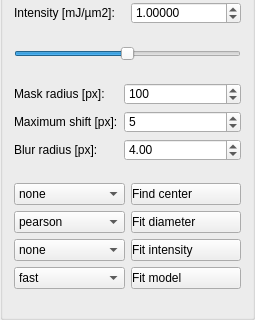
Above: ui/modelProperties.ui from FXIhub/owl before the change; both pictures show x 0 to 255 and y 173 to 493 of the 255 by 493 pixel window. Below: the same form after it.
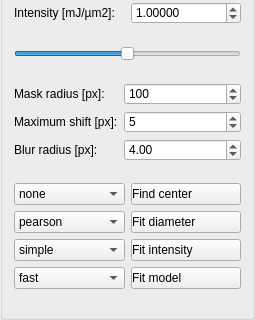
That is the form after the change.

Commit message: add option simple to fit intensity

What changed in the file:
```diff
--- a/ui/modelProperties.ui
+++ b/ui/modelProperties.ui
@@ -258,6 +258,11 @@
      </item>
      <item row="2" column="0">
       <widget class="QComboBox" name="fitIntensityMethod">
+       <item>
+        <property name="text">
+         <string>simple</string>
+        </property>
+       </item>
        <item>
         <property name="text">
          <string>none</string>
```
The commit also changes 2 other files.
